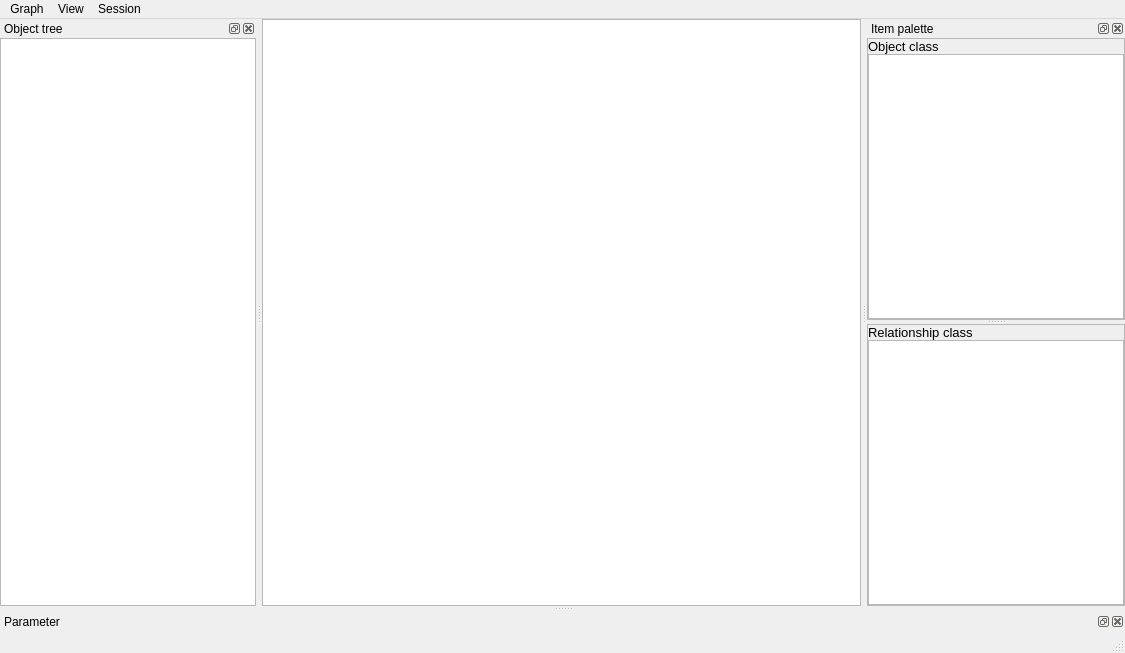
Before: the Qt Designer form spinetoolbox/ui/graph_view_form.ui in spine-tools/Spine-Toolbox, drawn with Qt 5.
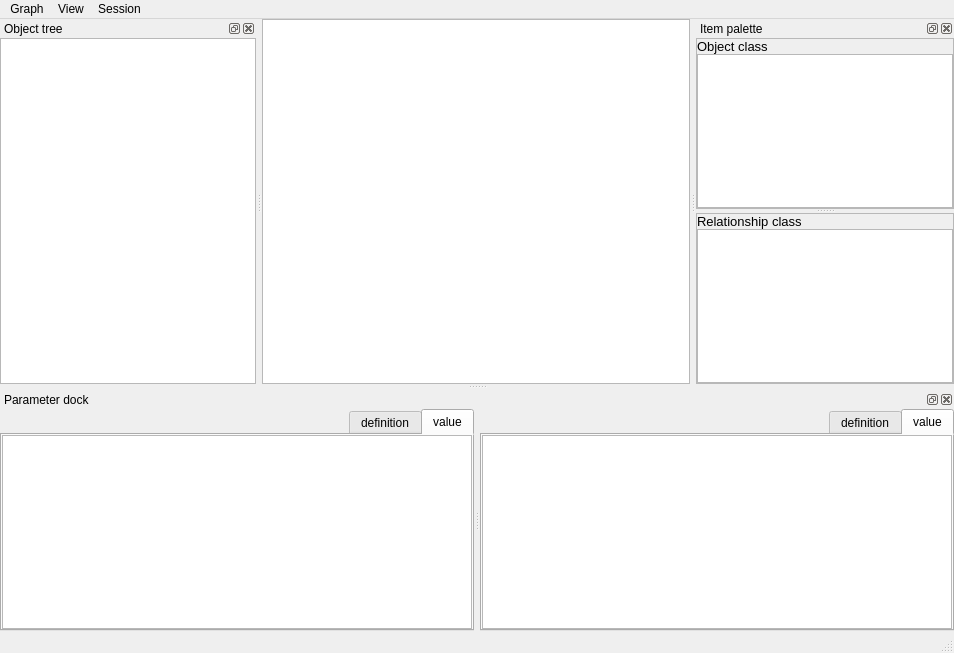
After: the same form once the commit is applied. Icons and pictures are not drawn. Custom widgets are drawn as their Qt base class.

Commit message: Issue #46 updated: better support for viewing parameters.

The edit to the form file:
```diff
--- a/spinetoolbox/ui/graph_view_form.ui
+++ b/spinetoolbox/ui/graph_view_form.ui
@@ -18,7 +18,7 @@
    <rect>
     <x>0</x>
     <y>0</y>
-    <width>1125</width>
+    <width>954</width>
     <height>653</height>
    </rect>
   </property>
@@ -65,7 +65,7 @@
     <rect>
      <x>0</x>
      <y>0</y>
-     <width>1125</width>
+     <width>954</width>
      <height>28</height>
     </rect>
    </property>
@@ -391,13 +391,13 @@
   </widget>
   <widget class="QDockWidget" name="dockWidget_parameter">
    <property name="windowTitle">
-    <string>Parameter</string>
+    <string>Parameter dock</string>
    </property>
    <attribute name="dockWidgetArea">
     <number>8</number>
    </attribute>
    <widget class="QWidget" name="dockWidgetContents_parameter">
-    <layout class="QVBoxLayout" name="verticalLayout_8">
+    <layout class="QVBoxLayout" name="verticalLayout_7">
      <property name="spacing">
       <number>0</number>
      </property>
@@ -413,6 +413,106 @@
      <property name="bottomMargin">
       <number>0</number>
      </property>
+     <item>
+      <widget class="QSplitter" name="splitter_object_relationship_parameter">
+       <property name="orientation">
+        <enum>Qt::Horizontal</enum>
+       </property>
+       <property name="handleWidth">
+        <number>6</number>
+       </property>
+       <widget class="QTabWidget" name="tabWidget_object_parameter">
+        <property name="layoutDirection">
+         <enum>Qt::RightToLeft</enum>
+        </property>
+        <property name="currentIndex">
+         <number>0</number>
+        </property>
+        <widget class="QWidget" name="tab_5">
+         <attribute name="title">
+          <string>value</string>
+         </attribute>
+         <layout class="QVBoxLayout" name="verticalLayout_8">
+          <property name="spacing">
+           <number>0</number>
+          </property>
+          <property name="leftMargin">
+           <number>0</number>
+          </property>
+          <property name="topMargin">
+           <number>0</number>
+          </property>
+          <property name="rightMargin">
+           <number>0</number>
+          </property>
+          <property name="bottomMargin">
+           <number>0</number>
+          </property>
+          <item>
+           <widget class="QTableView" name="tableView_object_parameter_value">
+            <property name="layoutDirection">
+             <enum>Qt::LeftToRight</enum>
+            </property>
+            <attribute name="verticalHeaderVisible">
+             <bool>false</bool>
+            </attribute>
+           </widget>
+          </item>
+         </layout>
+        </widget>
+        <widget class="QWidget" name="tab_6">
+         <attribute name="title">
+          <string>definition</string>
+         </attribute>
+        </widget>
+       </widget>
+       <widget class="QTabWidget" name="tabWidget_relationship_parameter">
+        <property name="layoutDirection">
+         <enum>Qt::RightToLeft</enum>
+        </property>
+        <property name="currentIndex">
+         <number>0</number>
+        </property>
+        <widget class="QWidget" name="tab_7">
+         <attribute name="title">
+          <string>value</string>
+         </attribute>
+         <layout class="QVBoxLayout" name="verticalLayout_9">
+          <property name="spacing">
+           <number>0</number>
+          </property>
+          <property name="leftMargin">
+           <number>0</number>
+          </property>
+          <property name="topMargin">
+           <number>0</number>
+          </property>
+          <property name="rightMargin">
+           <number>0</number>
+          </property>
+          <property name="bottomMargin">
+           <number>0</number>
+          </property>
+          <item>
+           <widget class="QTableView" name="tableView_relationship_parameter_value">
+            <property name="layoutDirection">
+             <enum>Qt::LeftToRight</enum>
+            </property>
+            <attribute name="verticalHeaderVisible">
+             <bool>false</bool>
+            </attribute>
+           </widget>
+          </item>
+         </layout>
+        </widget>
+        <widget class="QWidget" name="tab_8">
+         <attribute name="title">
+          <string>definition</string>
+         </attribute>
+        </widget>
+       </widget>
+      </widget>
+     </item>
     </layout>
    </widget>
   </widget>
```
Left out of the diff: 2 changed lines with no effect on the pictures. The commit also changes 3 other files.
